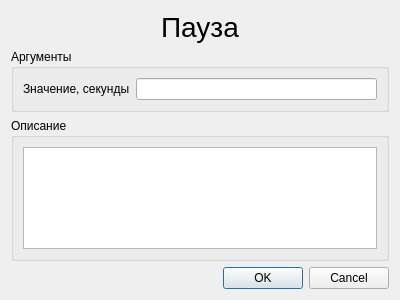
Xtail96/SML, file KAMEditor/gui/commands/pausedialog.ui: the form before one commit.
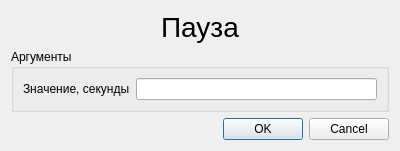
The form after the commit.

Diff of the .ui file:
```diff
--- a/KAMEditor/gui/commands/pausedialog.ui
+++ b/KAMEditor/gui/commands/pausedialog.ui
@@ -7,7 +7,7 @@
     <x>0</x>
     <y>0</y>
     <width>400</width>
-    <height>300</height>
+    <height>150</height>
    </rect>
   </property>
   <property name="windowTitle">
@@ -48,22 +48,6 @@
      </layout>
     </widget>
    </item>
-   <item>
-    <widget class="QGroupBox" name="pause_description_groupBox">
-     <property name="title">
-      <string>Описание</string>
-     </property>
-     <layout class="QVBoxLayout" name="verticalLayout_2">
-      <item>
-       <widget class="QTextEdit" name="pause_description_textEdit">
-        <property name="readOnly">
-         <bool>true</bool>
-        </property>
-       </widget>
-      </item>
-     </layout>
-    </widget>
-   </item>
    <item>
     <widget class="QDialogButtonBox" name="buttonBox">
      <property name="orientation">
```
Left out of the diff: 6 changed lines with no effect on the pictures.
